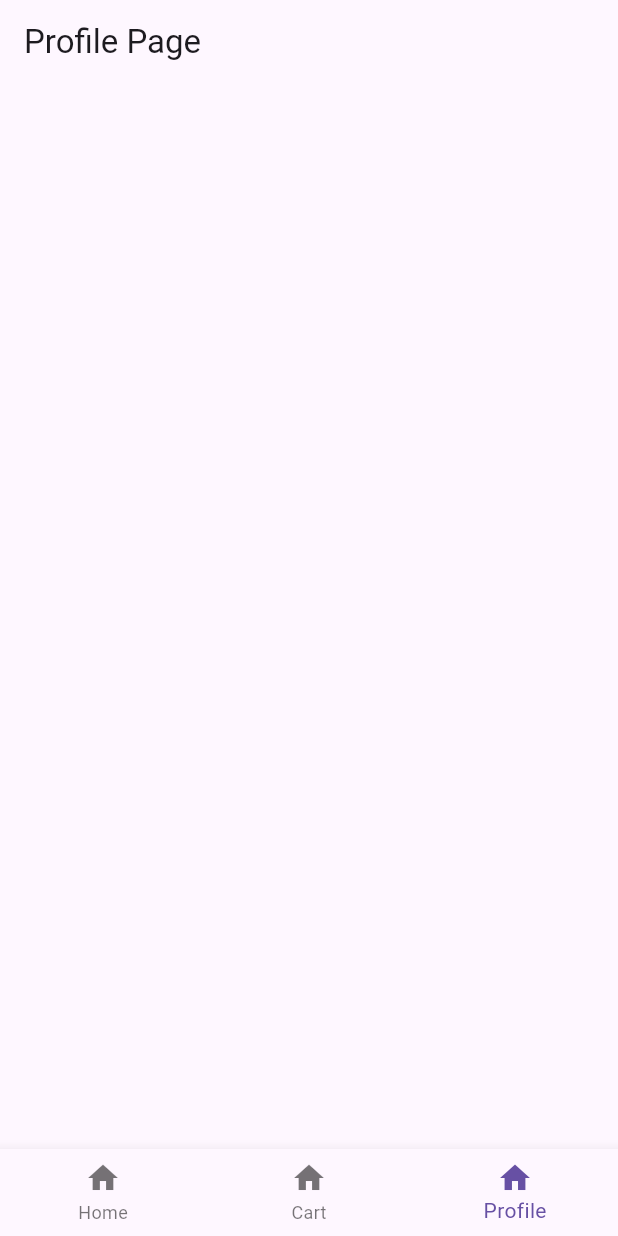
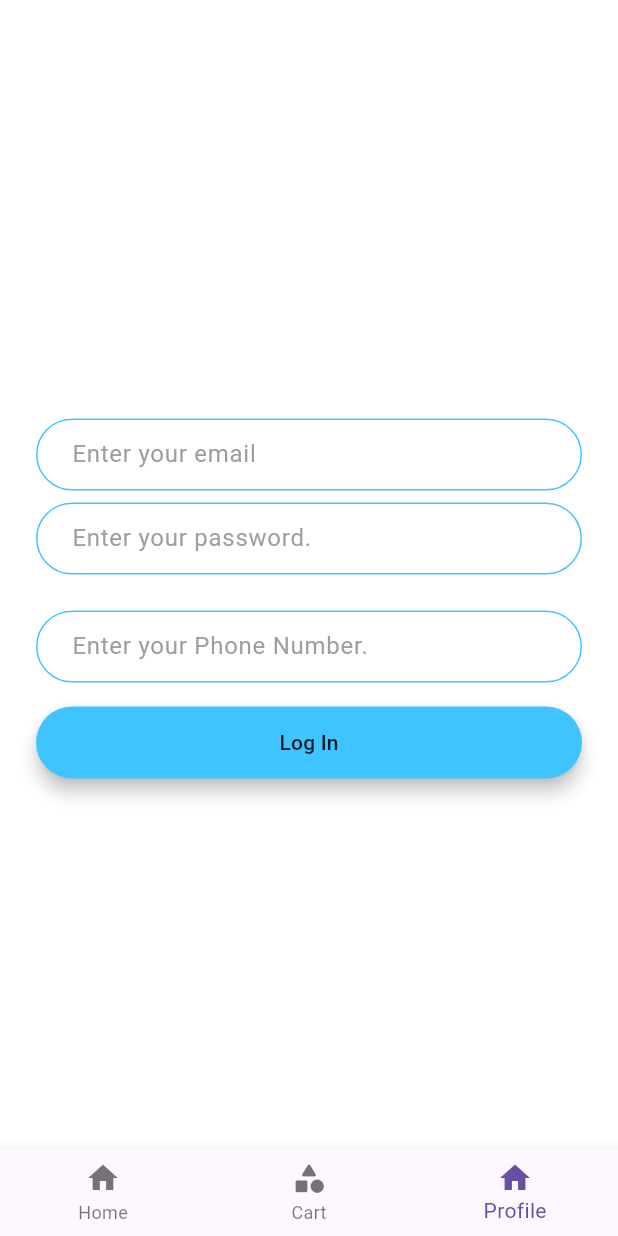
Before and after one commit to MohamedHisham34/rev_rider, a Flutter app: the screen it shows after launch, item 3 of the bottom bar chosen, on a phone screen of 412 x 824 dp. Run offline on Flutter 3.47's test engine with Material 3 defaults, Android fonts, the light colour scheme and no system bars; our stand-ins replace cloud_firestore, firebase_auth, firebase_core, image_picker; accounts and stored records are empty.

Commit message:
Implemented Firebase Authentication for user

```diff
--- a/lib/main.dart
+++ b/lib/main.dart
@@ -1,13 +1,17 @@
 // ignore_for_file: prefer_const_constructors
 
 import 'package:cloud_firestore/cloud_firestore.dart';
+import 'package:firebase_auth/firebase_auth.dart';
 import 'package:firebase_core/firebase_core.dart';
 import 'package:flutter/material.dart';
 import 'package:rev_rider/firebase_options.dart';
 import 'package:rev_rider/screens/home_screen.dart';
 import 'package:rev_rider/screens/welcome_screen.dart';
+import 'package:rev_rider/services/auth_service.dart';
 
 FirebaseFirestore db = FirebaseFirestore.instance;
+FirebaseAuth uAuth = FirebaseAuth.instance;
+AuthService authService = AuthService();
 void main() async {
   WidgetsFlutterBinding.ensureInitialized();
   await Firebase.initializeApp(
--- /dev/null
+++ b/lib/models/user_model.dart
@@ -0,0 +1,19 @@
+class UserModel {
+  final String? userID;
+  final String? userEmail;
+  final String? phoneNumber;
+
+  UserModel({
+    required this.userEmail,
+    required this.phoneNumber,
+    required this.userID,
+  });
+
+  Map<String, dynamic> userCredential() {
+    return {
+      "userEmail": userEmail,
+      "phoneNumber": phoneNumber,
+      "userID": userID
+    };
+  }
+}
--- /dev/null
+++ b/lib/screens/Authentication/registration_screen.dart
@@ -0,0 +1,160 @@
+// ignore_for_file: prefer_const_constructors
+
+import 'package:firebase_auth/firebase_auth.dart';
+import 'package:flutter/material.dart';
+import 'package:rev_rider/main.dart';
+import 'package:rev_rider/models/user_model.dart';
+import 'package:rev_rider/services/auth_service.dart';
+
+class RegistrationScreen extends StatefulWidget {
+  static const id = "RegistrationScreen";
+  const RegistrationScreen({super.key});
+
+  @override
+  State<RegistrationScreen> createState() => _RegistrationScreenState();
+}
+
+class _RegistrationScreenState extends State<RegistrationScreen> {
+  late String email;
+  late String password;
+  late String phoneNumber;
+  @override
+  Widget build(BuildContext context) {
+    return Scaffold(
+      backgroundColor: Colors.white,
+      body: Padding(
+        padding: EdgeInsets.symmetric(horizontal: 24.0),
+        child: Column(
+          mainAxisAlignment: MainAxisAlignment.center,
+          crossAxisAlignment: CrossAxisAlignment.stretch,
+          children: <Widget>[
+            SizedBox(
+              height: 48.0,
+            ),
+            TextField(
+              style: TextStyle(color: Colors.black),
+              onChanged: (value) {
+                email = value;
+              },
+              decoration: InputDecoration(
+                hintStyle: TextStyle(color: Colors.grey),
+                hintText: 'Enter your email',
+                contentPadding:
+                    EdgeInsets.symmetric(vertical: 10.0, horizontal: 20.0),
+                border: OutlineInputBorder(
+                  borderRadius: BorderRadius.all(Radius.circular(32.0)),
+                ),
+                enabledBorder: OutlineInputBorder(
+                  borderSide:
+                      BorderSide(color: Colors.lightBlueAccent, width: 1.0),
+                  borderRadius: BorderRadius.all(Radius.circular(32.0)),
+                ),
+                focusedBorder: OutlineInputBorder(
+                  borderSide:
+                      BorderSide(color: Colors.lightBlueAccent, width: 2.0),
+                  borderRadius: BorderRadius.all(Radius.circular(32.0)),
+                ),
+              ),
+            ),
+            SizedBox(
+              height: 8.0,
+            ),
+            TextField(
+              style: TextStyle(color: Colors.black),
+              onChanged: (value) {
+                password = value;
+              },
+              decoration: InputDecoration(
+                hintStyle: TextStyle(color: Colors.grey),
+                hintText: 'Enter your password.',
+                contentPadding:
+                    EdgeInsets.symmetric(vertical: 10.0, horizontal: 20.0),
+                border: OutlineInputBorder(
+                  borderRadius: BorderRadius.all(Radius.circular(32.0)),
+                ),
+                enabledBorder: OutlineInputBorder(
+                  borderSide:
+                      BorderSide(color: Colors.lightBlueAccent, width: 1.0),
+                  borderRadius: BorderRadius.all(Radius.circular(32.0)),
+                ),
+                focusedBorder: OutlineInputBorder(
+                  borderSide:
+                      BorderSide(color: Colors.lightBlueAccent, width: 2.0),
+                  borderRadius: BorderRadius.all(Radius.circular(32.0)),
+                ),
+              ),
+            ),
+            SizedBox(
+              height: 24.0,
+            ),
+            TextField(
+              style: TextStyle(color: Colors.black),
+              onChanged: (value) {
+                phoneNumber = value;
+              },
+              decoration: InputDecoration(
+                hintStyle: TextStyle(color: Colors.grey),
+                hintText: 'Enter your Phone Number.',
+                contentPadding:
+                    EdgeInsets.symmetric(vertical: 10.0, horizontal: 20.0),
+                border: OutlineInputBorder(
+                  borderRadius: BorderRadius.all(Radius.circular(32.0)),
+                ),
+                enabledBorder: OutlineInputBorder(
+                  borderSide:
+                      BorderSide(color: Colors.lightBlueAccent, width: 1.0),
+                  borderRadius: BorderRadius.all(Radius.circular(32.0)),
+                ),
+                focusedBorder: OutlineInputBorder(
+                  borderSide:
+                      BorderSide(color: Colors.lightBlueAccent, width: 2.0),
+                  borderRadius: BorderRadius.all(Radius.circular(32.0)),
+                ),
+              ),
+            ),
+            Padding(
+              padding: EdgeInsets.symmetric(vertical: 16.0),
+              child: Material(
+                color: Colors.lightBlueAccent,
+                borderRadius: BorderRadius.all(Radius.circular(30.0)),
+                elevation: 5.0,
+                child: MaterialButton(
+                  //User Registration Function
+                  onPressed: () async {
+                    try {
+                      // await uAuth.createUserWithEmailAndPassword(
+                      //     email: email, password: password);
+                      User? user = await authService.signIn(email, password);
+                      if (user != null) {
+                        print('Signed Up as: ${user.email}');
+                      } else {
+                        print('Sign-Up failed.');
+                      }
+
+                      UserModel userInfo = UserModel(
+                          userEmail: email,
+                          phoneNumber: phoneNumber,
+                          userID: uAuth.currentUser?.uid);
+
+                      db
+                          .collection("Users")
+                          .doc("${authService.currentUser?.uid}")
+                          .set(userInfo.userCredential());
+                    } catch (e) {
+                      print(e);
+                    }
+                  },
+                  minWidth: 200.0,
+                  height: 42.0,
+                  child: Text(
+                    'Log In',
+                  ),
+                ),
+              ),
+            ),
+          ],
+        ),
+      ),
+    );
+  }
+}
--- a/lib/screens/cart_screen.dart
+++ b/lib/screens/cart_screen.dart
@@ -14,7 +14,7 @@ class _CartScreenState extends State<CartScreen> {
   @override
   void initState() {
     getData();
-    addData();
+    // addData();
     super.initState();
   }
 
--- a/lib/screens/welcome_screen.dart
+++ b/lib/screens/welcome_screen.dart
@@ -1,6 +1,8 @@
 // ignore_for_file: prefer_const_constructors, prefer_const_literals_to_create_immutables
 
 import 'package:flutter/material.dart';
+import 'package:rev_rider/screens/Authentication/login_screen.dart';
+import 'package:rev_rider/screens/Authentication/registration_screen.dart';
 import 'package:rev_rider/screens/cart_screen.dart';
 import 'package:rev_rider/screens/home_screen.dart';
 import 'package:rev_rider/screens/profile_screen.dart';
@@ -17,8 +19,8 @@ class _WelcomeScreenState extends State<WelcomeScreen> {
   int currentIIndex = 0;
   List<Widget> screens = [
     HomeScreen(),
-    CartScreen(),
-    ProfileScreen(),
+    LoginScreen(),
+    RegistrationScreen(),
   ];
   @override
   Widget build(BuildContext context) {
@@ -30,7 +32,8 @@ class _WelcomeScreenState extends State<WelcomeScreen> {
         currentIndex: currentIIndex,
         items: [
           BottomNavigationBarItem(icon: Icon(Icons.home), label: "Home"),
-          BottomNavigationBarItem(icon: Icon(Icons.home), label: "Cart"),
+          BottomNavigationBarItem(
+              icon: Icon(Icons.category_rounded), label: "Cart"),
           BottomNavigationBarItem(icon: Icon(Icons.home), label: "Profile"),
         ],
         onTap: (int NewIndex) {
--- /dev/null
+++ b/lib/services/auth_service.dart
@@ -0,0 +1,55 @@
+import 'package:firebase_auth/firebase_auth.dart';
+
+class AuthService {
+  final FirebaseAuth _auth = FirebaseAuth.instance;
+
+  // Get current user
+  User? get currentUser => _auth.currentUser;
+
+  // Sign up with email and password
+  Future<User?> signUp(String email, String password) async {
+    try {
+      UserCredential userCredential =
+          await _auth.createUserWithEmailAndPassword(
+        email: email,
+        password: password,
+      );
+      return userCredential.user;
+    } catch (e) {
+      print('Error signing up: $e');
+      return null;
+    }
+  }
+
+  // Sign in with email and password
+  Future<User?> signIn(String email, String password) async {
+    try {
+      UserCredential userCredential = await _auth.signInWithEmailAndPassword(
+        email: email,
+        password: password,
+      );
+      return userCredential.user;
+    } catch (e) {
+      print('Error signing in: $e');
+      return null;
+    }
+  }
+
+  // Sign out
+  Future<void> signOut() async {
+    try {
+      await _auth.signOut();
+    } catch (e) {
+      print('Error signing out: $e');
+    }
+  }
+
+  // Reset password
+  Future<void> resetPassword(String email) async {
+    try {
+      await _auth.sendPasswordResetEmail(email: email);
+    } catch (e) {
+      print('Error resetting password: $e');
+    }
+  }
+}
--- a/pubspec.yaml
+++ b/pubspec.yaml
@@ -37,6 +37,8 @@ dependencies:
   cupertino_icons: ^1.0.6
   firebase_core: ^3.8.1
   cloud_firestore: ^5.6.0
+  firebase_auth: ^5.3.4
+  image_picker: ^1.1.2
 
 dev_dependencies:
   flutter_test:
```
Also changed, not shown: lib/screens/Authentication/login_screen.dart (added, +123 -0 lines), lib/screens/home_screen.dart (+41 -21 lines), pubspec.lock, 6 other files.
